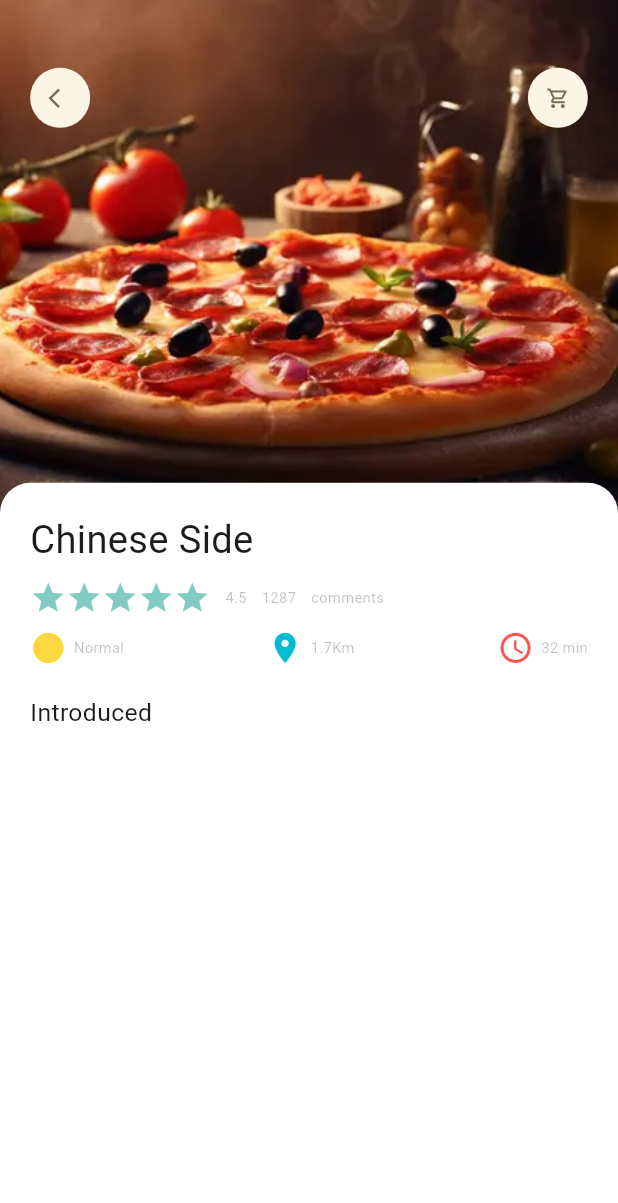
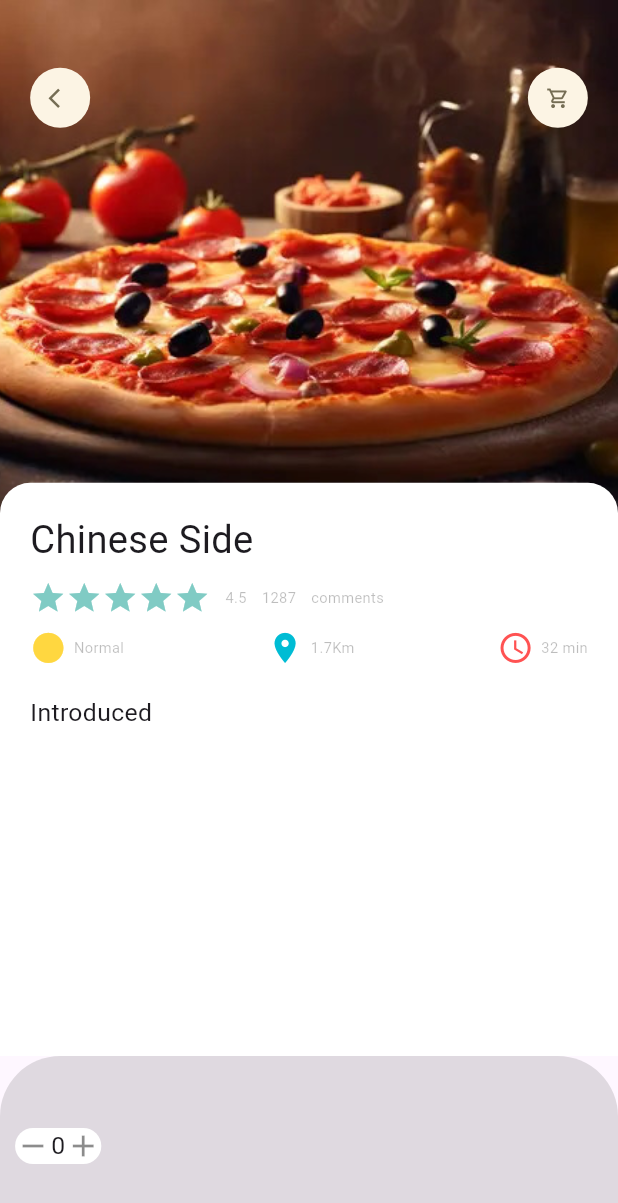
Before and after one commit to SabihaAkter25/Shop-App-with-Backend, a Flutter app: the screen it shows after launch, on a phone screen of 412 x 824 dp. Shown: the top 1203 px of the screen. Run offline on Flutter 3.47's test engine with Material 3 defaults, Android fonts, the phone set to English and light mode, and no system bars; our stand-ins replace dots_indicator, get.

Commit message:
Add detail page

```diff
--- a/lib/pages/food/popular_food_detail.dart
+++ b/lib/pages/food/popular_food_detail.dart
@@ -58,7 +58,7 @@ decoration: const BoxDecoration(
               child:  Column(
                 crossAxisAlignment: CrossAxisAlignment.start,
                 children: [
-                  AppColumn(text: "Chinese Side",),
+                  const AppColumn(text: "Chinese Side",),
                   SizedBox(height: Dimantions.height20,),
                   BigText(text: "Introduced"),
                 ],
@@ -67,6 +67,40 @@ decoration: const BoxDecoration(
           ),
         ],
       ),
+      bottomNavigationBar: Container(
+        height: 120,
+        padding: EdgeInsets.only(
+            top: Dimantions.height20,
+            bottom: Dimantions.height20,
+            left: Dimantions.width10,
+            right: Dimantions.width10,
+        ),
+        decoration: BoxDecoration(
+          color: Colors.black12,
+            borderRadius: BorderRadius.only(
+            topLeft: Radius.circular(Dimantions.radius20*2),
+            topRight: Radius.circular(Dimantions.radius20*2),
+          )
+        ),
+        child: Row(
+          children: [
+            Container(
+              decoration: BoxDecoration(
+                borderRadius: BorderRadius.circular(Dimantions.radius20),
+                color: Colors.white
+              ),
+              child: Row(
+                children: [
+                  Icon(Icons.remove,color: Colors.black45,),
+                  BigText(text: '0'),
+                  Icon(Icons.add,color: Colors.black45,),
+
+                ],
+              ),
+            )
+          ],
+        ),
+      ),
     );
   }
 }
```
